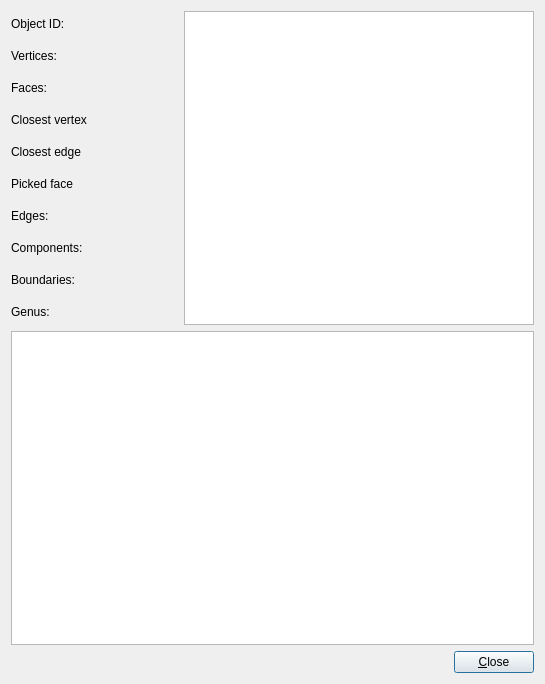
First picture: the form in Plugin-Info/infoWidget.ui, repository ShenRen/OpenFlipper, before the edit.
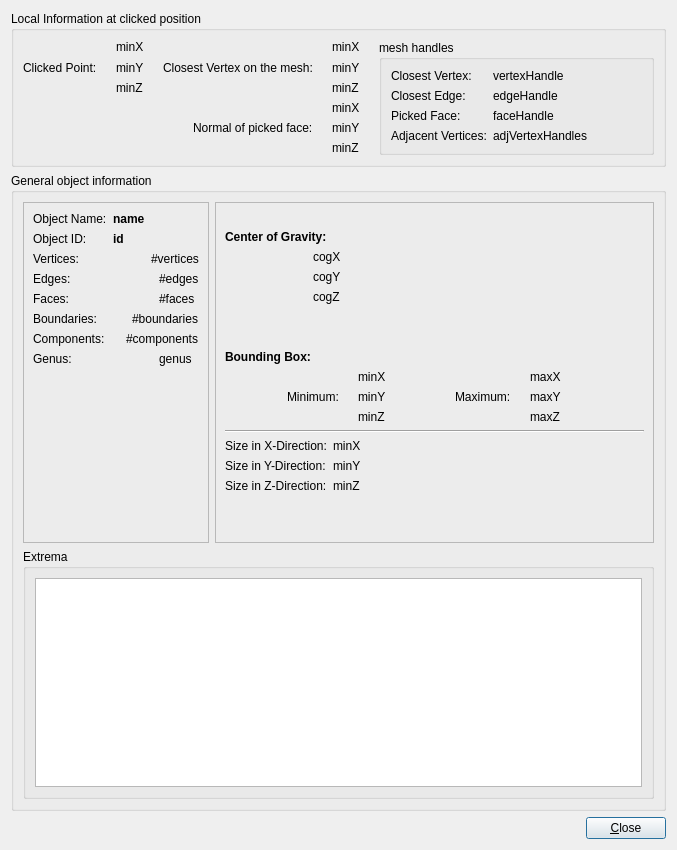
Second picture: the form after the edit. Icons and pictures are not drawn.

Commit message: good looking info plugin ;)

```diff
--- a/Plugin-Info/infoWidget.ui
+++ b/Plugin-Info/infoWidget.ui
@@ -1,178 +1,948 @@
 <ui version="4.0" >
  <class>InfoWidget</class>
- <widget class="QDialog" name="InfoWidget" >
-  <property name="geometry" >
+ <widget class="QDialog" name="InfoWidget">
+  <property name="geometry">
    <rect>
     <x>0</x>
     <y>0</y>
-    <width>545</width>
-    <height>684</height>
+    <width>677</width>
+    <height>850</height>
    </rect>
   </property>
   <property name="windowTitle" >
    <string>Object Information</string>
   </property>
-  <layout class="QVBoxLayout" name="verticalLayout_2" >
+  <layout class="QVBoxLayout" name="verticalLayout">
    <item>
-    <layout class="QHBoxLayout" name="horizontalLayout" >
-     <item>
-      <layout class="QVBoxLayout" name="verticalLayout" >
-       <item>
-        <widget class="QLabel" name="id" >
-         <property name="toolTip" >
-          <string>internal ID of the object</string>
-         </property>
-         <property name="statusTip" >
-          <string>internal ID of the object</string>
-         </property>
-         <property name="text" >
-          <string>Object ID:</string>
-         </property>
-        </widget>
-       </item>
-       <item>
-        <widget class="QLabel" name="vertices" >
-         <property name="toolTip" >
-          <string>Number of Vertices</string>
-         </property>
-         <property name="statusTip" >
-          <string>Number of Vertices</string>
-         </property>
-         <property name="text" >
-          <string>Vertices:</string>
-         </property>
-        </widget>
-       </item>
-       <item>
-        <widget class="QLabel" name="faces" >
-         <property name="toolTip" >
-          <string>Number of Faces</string>
-         </property>
-         <property name="statusTip" >
-          <string>Number of Faces</string>
-         </property>
-         <property name="text" >
-          <string>Faces:</string>
-         </property>
-        </widget>
-       </item>
-       <item>
-        <widget class="QLabel" name="closestv" >
-         <property name="toolTip" >
-          <string>Vertex closest to selection</string>
-         </property>
-         <property name="statusTip" >
-          <string>Vertex closest to selection</string>
-         </property>
-         <property name="text" >
-          <string>Closest vertex</string>
-         </property>
-        </widget>
-       </item>
-       <item>
-        <widget class="QLabel" name="closeste" >
-         <property name="toolTip" >
-          <string>Edge closest to the selection</string>
-         </property>
-         <property name="statusTip" >
-          <string>Edge closest to the selection</string>
-         </property>
-         <property name="text" >
-          <string>Closest edge</string>
-         </property>
-        </widget>
-       </item>
-       <item>
-        <widget class="QLabel" name="pickedFace" >
-         <property name="text" >
-          <string>Picked face</string>
-         </property>
-        </widget>
-       </item>
-       <item>
-        <widget class="QLabel" name="edges" >
-         <property name="toolTip" >
-          <string>Number of Edges</string>
-         </property>
-         <property name="statusTip" >
-          <string>Number of Edges</string>
-         </property>
-         <property name="text" >
-          <string>Edges:</string>
-         </property>
-        </widget>
-       </item>
-       <item>
-        <widget class="QLabel" name="components" >
-         <property name="toolTip" >
-          <string>Number of independent components</string>
-         </property>
-         <property name="statusTip" >
-          <string>Number of independent components</string>
-         </property>
-         <property name="text" >
-          <string>Components:</string>
-         </property>
-        </widget>
-       </item>
-       <item>
-        <widget class="QLabel" name="boundaries" >
-         <property name="toolTip" >
-          <string>Number of boundaries</string>
-         </property>
-         <property name="statusTip" >
-          <string>Number of boundaries</string>
-         </property>
-         <property name="text" >
-          <string>Boundaries:</string>
-         </property>
-        </widget>
-       </item>
-       <item>
-        <widget class="QLabel" name="genus" >
-         <property name="toolTip" >
-          <string>the genus of the object</string>
-         </property>
-         <property name="statusTip" >
-          <string>the genus of the object</string>
-         </property>
-         <property name="text" >
-          <string>Genus:</string>
-         </property>
-        </widget>
-       </item>
-      </layout>
-     </item>
-     <item>
-      <spacer name="horizontalSpacer" >
-       <property name="orientation" >
-        <enum>Qt::Horizontal</enum>
-       </property>
-       <property name="sizeHint" stdset="0" >
-        <size>
-         <width>40</width>
-         <height>20</height>
-        </size>
-       </property>
-      </spacer>
-     </item>
-     <item>
-      <widget class="QTableWidget" name="table" >
-       <property name="minimumSize" >
-        <size>
-         <width>350</width>
-         <height>0</height>
-        </size>
-       </property>
-      </widget>
-     </item>
-    </layout>
+    <widget class="QGroupBox" name="groupBox_3">
+     <property name="font">
+      <font>
+       <weight>50</weight>
+       <bold>false</bold>
+      </font>
+     </property>
+     <property name="title">
+      <string>Local Information at clicked position</string>
+     </property>
+     <layout class="QHBoxLayout" name="horizontalLayout_15">
+      <item>
+       <layout class="QGridLayout" name="gridLayout_2">
+        <item row="0" column="0">
+         <layout class="QHBoxLayout" name="horizontalLayout_12">
+          <item>
+           <widget class="QLabel" name="label_16">
+            <property name="text">
+             <string>Clicked Point:</string>
+            </property>
+           </widget>
+          </item>
+          <item>
+           <widget class="QLabel" name="bracketA_4">
+            <property name="text">
+             <string/>
+            </property>
+            <property name="pixmap">
+             <pixmap resource="icons.qrc">:/info/dialogIcons/info_bracketA.png</pixmap>
+            </property>
+           </widget>
+          </item>
+          <item>
+           <layout class="QVBoxLayout" name="verticalLayout_7">
+            <item>
+             <widget class="QLabel" name="pointX">
+              <property name="text">
+               <string>minX</string>
+              </property>
+             </widget>
+            </item>
+            <item>
+             <widget class="QLabel" name="pointY">
+              <property name="text">
+               <string>minY</string>
+              </property>
+             </widget>
+            </item>
+            <item>
+             <widget class="QLabel" name="pointZ">
+              <property name="text">
+               <string>minZ</string>
+              </property>
+             </widget>
+            </item>
+           </layout>
+          </item>
+          <item>
+           <widget class="QLabel" name="bracketB_4">
+            <property name="text">
+             <string/>
+            </property>
+            <property name="pixmap">
+             <pixmap resource="icons.qrc">:/info/dialogIcons/info_bracketB.png</pixmap>
+            </property>
+           </widget>
+          </item>
+         </layout>
+        </item>
+        <item row="0" column="1">
+         <layout class="QHBoxLayout" name="horizontalLayout_13">
+          <item>
+           <widget class="QLabel" name="label_19">
+            <property name="text">
+             <string>Closest Vertex on the mesh:</string>
+            </property>
+           </widget>
+          </item>
+          <item>
+           <widget class="QLabel" name="bracketA_6">
+            <property name="text">
+             <string/>
+            </property>
+            <property name="pixmap">
+             <pixmap resource="icons.qrc">:/info/dialogIcons/info_bracketA.png</pixmap>
+            </property>
+           </widget>
+          </item>
+          <item>
+           <layout class="QVBoxLayout" name="verticalLayout_10">
+            <item>
+             <widget class="QLabel" name="vertexX">
+              <property name="text">
+               <string>minX</string>
+              </property>
+             </widget>
+            </item>
+            <item>
+             <widget class="QLabel" name="vertexY">
+              <property name="text">
+               <string>minY</string>
+              </property>
+             </widget>
+            </item>
+            <item>
+             <widget class="QLabel" name="vertexZ">
+              <property name="text">
+               <string>minZ</string>
+              </property>
+             </widget>
+            </item>
+           </layout>
+          </item>
+          <item>
+           <widget class="QLabel" name="bracketB_6">
+            <property name="text">
+             <string/>
+            </property>
+            <property name="pixmap">
+             <pixmap resource="icons.qrc">:/info/dialogIcons/info_bracketB.png</pixmap>
+            </property>
+           </widget>
+          </item>
+         </layout>
+        </item>
+        <item row="1" column="0" colspan="2">
+         <layout class="QHBoxLayout" name="horizontalLayout_14">
+          <item>
+           <spacer name="horizontalSpacer_8">
+            <property name="orientation">
+             <enum>Qt::Horizontal</enum>
+            </property>
+            <property name="sizeHint" stdset="0">
+             <size>
+              <width>40</width>
+              <height>20</height>
+             </size>
+            </property>
+           </spacer>
+          </item>
+          <item>
+           <widget class="QLabel" name="label_25">
+            <property name="text">
+             <string>Normal of picked face:</string>
+            </property>
+           </widget>
+          </item>
+          <item>
+           <widget class="QLabel" name="bracketA_7">
+            <property name="text">
+             <string/>
+            </property>
+            <property name="pixmap">
+             <pixmap resource="icons.qrc">:/info/dialogIcons/info_bracketA.png</pixmap>
+            </property>
+           </widget>
+          </item>
+          <item>
+           <layout class="QVBoxLayout" name="verticalLayout_8">
+            <item>
+             <widget class="QLabel" name="normalX">
+              <property name="text">
+               <string>minX</string>
+              </property>
+             </widget>
+            </item>
+            <item>
+             <widget class="QLabel" name="normalY">
+              <property name="text">
+               <string>minY</string>
+              </property>
+             </widget>
+            </item>
+            <item>
+             <widget class="QLabel" name="normalZ">
+              <property name="text">
+               <string>minZ</string>
+              </property>
+             </widget>
+            </item>
+           </layout>
+          </item>
+          <item>
+           <widget class="QLabel" name="bracketB_7">
+            <property name="text">
+             <string/>
+            </property>
+            <property name="pixmap">
+             <pixmap resource="icons.qrc">:/info/dialogIcons/info_bracketB.png</pixmap>
+            </property>
+           </widget>
+          </item>
+         </layout>
+        </item>
+       </layout>
+      </item>
+      <item>
+       <widget class="QGroupBox" name="groupBox_2">
+        <property name="title">
+         <string>mesh handles</string>
+        </property>
+        <layout class="QFormLayout" name="formLayout_3">
+         <item row="0" column="0">
+          <widget class="QLabel" name="label_18">
+           <property name="text">
+            <string>Closest Vertex:</string>
+           </property>
+          </widget>
+         </item>
+         <item row="0" column="1">
+          <widget class="QLabel" name="vertexHandle">
+           <property name="text">
+            <string>vertexHandle</string>
+           </property>
+          </widget>
+         </item>
+         <item row="1" column="0">
+          <widget class="QLabel" name="label_23">
+           <property name="text">
+            <string>Closest Edge:</string>
+           </property>
+          </widget>
+         </item>
+         <item row="1" column="1">
+          <widget class="QLabel" name="edgeHandle">
+           <property name="text">
+            <string>edgeHandle</string>
+           </property>
+          </widget>
+         </item>
+         <item row="2" column="0">
+          <widget class="QLabel" name="label_24">
+           <property name="text">
+            <string>Picked Face:</string>
+           </property>
+          </widget>
+         </item>
+         <item row="2" column="1">
+          <widget class="QLabel" name="faceHandle">
+           <property name="text">
+            <string>faceHandle</string>
+           </property>
+          </widget>
+         </item>
+         <item row="3" column="0">
+          <widget class="QLabel" name="label_26">
+           <property name="text">
+            <string>Adjacent Vertices:</string>
+           </property>
+          </widget>
+         </item>
+         <item row="3" column="1">
+          <widget class="QLabel" name="adjVertexHandles">
+           <property name="text">
+            <string>adjVertexHandles</string>
+           </property>
+          </widget>
+         </item>
+        </layout>
+       </widget>
+      </item>
+     </layout>
+    </widget>
    </item>
    <item>
-    <widget class="QTableWidget" name="table3" />
+    <widget class="QGroupBox" name="groupBox">
+     <property name="title">
+      <string>General object information</string>
+     </property>
+     <layout class="QGridLayout" name="gridLayout">
+      <item row="0" column="0">
+       <widget class="QFrame" name="frame">
+        <property name="frameShape">
+         <enum>QFrame::StyledPanel</enum>
+        </property>
+        <property name="frameShadow">
+         <enum>QFrame::Raised</enum>
+        </property>
+        <layout class="QFormLayout" name="formLayout">
+         <item row="0" column="0">
+          <widget class="QLabel" name="label">
+           <property name="text">
+            <string>Object Name:</string>
+           </property>
+          </widget>
+         </item>
+         <item row="0" column="1">
+          <widget class="QLabel" name="objectName">
+           <property name="font">
+            <font>
+             <weight>75</weight>
+             <bold>true</bold>
+            </font>
+           </property>
+           <property name="text">
+            <string>name</string>
+           </property>
+           <property name="margin">
+            <number>0</number>
+           </property>
+          </widget>
+         </item>
+         <item row="1" column="0">
+          <widget class="QLabel" name="label_3">
+           <property name="text">
+            <string>Object ID:</string>
+           </property>
+          </widget>
+         </item>
+         <item row="1" column="1">
+          <widget class="QLabel" name="id">
+           <property name="font">
+            <font>
+             <weight>75</weight>
+             <bold>true</bold>
+            </font>
+           </property>
+           <property name="text">
+            <string>id</string>
+           </property>
+          </widget>
+         </item>
+         <item row="5" column="0">
+          <widget class="QLabel" name="label_9">
+           <property name="text">
+            <string>Edges:</string>
+           </property>
+          </widget>
+         </item>
+         <item row="5" column="1">
+          <layout class="QHBoxLayout" name="horizontalLayout_4">
+           <item>
+            <widget class="QLabel" name="label_11">
+             <property name="text">
+              <string/>
+             </property>
+             <property name="pixmap">
+              <pixmap resource="icons.qrc">:/info/dialogIcons/info_edges.png</pixmap>
+             </property>
+            </widget>
+           </item>
+           <item>
+            <widget class="QLabel" name="edges">
+             <property name="text">
+              <string>#edges</string>
+             </property>
+            </widget>
+           </item>
+          </layout>
+         </item>
+         <item row="6" column="0">
+          <widget class="QLabel" name="label_8">
+           <property name="text">
+            <string>Faces:</string>
+           </property>
+          </widget>
+         </item>
+         <item row="6" column="1">
+          <layout class="QHBoxLayout" name="horizontalLayout_5">
+           <item>
+            <widget class="QLabel" name="label_10">
+             <property name="text">
+              <string/>
+             </property>
+             <property name="pixmap">
+              <pixmap resource="icons.qrc">:/info/dialogIcons/info_faces.png</pixmap>
+             </property>
+            </widget>
+           </item>
+           <item>
+            <widget class="QLabel" name="faces">
+             <property name="text">
+              <string>#faces</string>
+             </property>
+            </widget>
+           </item>
+          </layout>
+         </item>
+         <item row="7" column="0">
+          <widget class="QLabel" name="label_5">
+           <property name="text">
+            <string>Boundaries:</string>
+           </property>
+          </widget>
+         </item>
+         <item row="8" column="0">
+          <widget class="QLabel" name="label_17">
+           <property name="text">
+            <string>Components:</string>
+           </property>
+          </widget>
+         </item>
+         <item row="9" column="0">
+          <widget class="QLabel" name="label_20">
+           <property name="text">
+            <string>Genus:</string>
+           </property>
+          </widget>
+         </item>
+         <item row="9" column="1">
+          <layout class="QHBoxLayout" name="horizontalLayout_7">
+           <item>
+            <widget class="QLabel" name="genusIcon">
+             <property name="text">
+              <string/>
+             </property>
+             <property name="pixmap">
+              <pixmap resource="icons.qrc">:/info/dialogIcons/info_genus.png</pixmap>
+             </property>
+            </widget>
+           </item>
+           <item>
+            <widget class="QLabel" name="genus">
+             <property name="text">
+              <string>genus</string>
+             </property>
+            </widget>
+           </item>
+          </layout>
+         </item>
+         <item row="3" column="0">
+          <widget class="QLabel" name="label_7">
+           <property name="text">
+            <string>Vertices:</string>
+           </property>
+          </widget>
+         </item>
+         <item row="3" column="1">
+          <layout class="QHBoxLayout" name="horizontalLayout_3">
+           <item>
+            <widget class="QLabel" name="verticesIcon">
+             <property name="text">
+              <string/>
+             </property>
+             <property name="pixmap">
+              <pixmap resource="icons.qrc">:/info/dialogIcons/info_vertices.png</pixmap>
+             </property>
+            </widget>
+           </item>
+           <item>
+            <widget class="QLabel" name="vertices">
+             <property name="text">
+              <string>#vertices</string>
+             </property>
+            </widget>
+           </item>
+          </layout>
+         </item>
+         <item row="7" column="1">
+          <layout class="QHBoxLayout" name="horizontalLayout_6">
+           <item>
+            <widget class="QLabel" name="label_6">
+             <property name="text">
+              <string/>
+             </property>
+             <property name="pixmap">
+              <pixmap resource="icons.qrc">:/info/dialogIcons/info_boundaries.png</pixmap>
+             </property>
+            </widget>
+           </item>
+           <item>
+            <widget class="QLabel" name="boundaries">
+             <property name="text">
+              <string>#boundaries</string>
+             </property>
+            </widget>
+           </item>
+          </layout>
+         </item>
+         <item row="8" column="1">
+          <layout class="QHBoxLayout" name="horizontalLayout_8">
+           <item>
+            <widget class="QLabel" name="componentsIcon">
+             <property name="text">
+              <string/>
+             </property>
+             <property name="pixmap">
+              <pixmap resource="icons.qrc">:/info/dialogIcons/info_components.png</pixmap>
+             </property>
+            </widget>
+           </item>
+           <item>
+            <widget class="QLabel" name="components">
+             <property name="text">
+              <string>#components</string>
+             </property>
+            </widget>
+           </item>
+          </layout>
+         </item>
+        </layout>
+       </widget>
+      </item>
+      <item row="0" column="1">
+       <widget class="QFrame" name="frame_2">
+        <property name="frameShape">
+         <enum>QFrame::StyledPanel</enum>
+        </property>
+        <property name="frameShadow">
+         <enum>QFrame::Raised</enum>
+        </property>
+        <layout class="QVBoxLayout" name="verticalLayout_9">
+         <item>
+          <layout class="QHBoxLayout" name="horizontalLayout_11">
+           <item>
+            <layout class="QVBoxLayout" name="verticalLayout_5">
+             <item>
+              <spacer name="verticalSpacer_2">
+               <property name="orientation">
+                <enum>Qt::Vertical</enum>
+               </property>
+               <property name="sizeHint" stdset="0">
+                <size>
+                 <width>20</width>
+                 <height>18</height>
+                </size>
+               </property>
+              </spacer>
+             </item>
+             <item>
+              <widget class="QLabel" name="label_22">
+               <property name="font">
+                <font>
+                 <weight>75</weight>
+                 <bold>true</bold>
+                </font>
+               </property>
+               <property name="text">
+                <string>Center of Gravity:</string>
+               </property>
+              </widget>
+             </item>
+             <item>
+              <layout class="QHBoxLayout" name="horizontalLayout_9">
+               <item>
+                <spacer name="horizontalSpacer">
+                 <property name="orientation">
+                  <enum>Qt::Horizontal</enum>
+                 </property>
+                 <property name="sizeHint" stdset="0">
+                  <size>
+                   <width>40</width>
+                   <height>20</height>
+                  </size>
+                 </property>
+                </spacer>
+               </item>
+               <item>
+                <widget class="QLabel" name="bracketA_3">
+                 <property name="text">
+                  <string/>
+                 </property>
+                 <property name="pixmap">
+                  <pixmap resource="icons.qrc">:/info/dialogIcons/info_bracketA.png</pixmap>
+                 </property>
+                </widget>
+               </item>
+               <item>
+                <layout class="QVBoxLayout" name="verticalLayout_4">
+                 <item>
+                  <widget class="QLabel" name="cogX">
+                   <property name="text">
+                    <string>cogX</string>
+                   </property>
+                  </widget>
+                 </item>
+                 <item>
+                  <widget class="QLabel" name="cogY">
+                   <property name="text">
+                    <string>cogY</string>
+                   </property>
+                  </widget>
+                 </item>
+                 <item>
+                  <widget class="QLabel" name="cogZ">
+                   <property name="text">
+                    <string>cogZ</string>
+                   </property>
+                  </widget>
+                 </item>
+                </layout>
+               </item>
+               <item>
+                <widget class="QLabel" name="bracketB_3">
+                 <property name="text">
+                  <string/>
+                 </property>
+                 <property name="pixmap">
+                  <pixmap resource="icons.qrc">:/info/dialogIcons/info_bracketB.png</pixmap>
+                 </property>
+                </widget>
+               </item>
+               <item>
+                <spacer name="horizontalSpacer_7">
+                 <property name="orientation">
+                  <enum>Qt::Horizontal</enum>
+                 </property>
+                 <property name="sizeHint" stdset="0">
+                  <size>
+                   <width>40</width>
+                   <height>20</height>
+                  </size>
+                 </property>
+                </spacer>
+               </item>
+              </layout>
+             </item>
+             <item>
+              <spacer name="verticalSpacer">
+               <property name="orientation">
+                <enum>Qt::Vertical</enum>
+               </property>
+               <property name="sizeHint" stdset="0">
+                <size>
+                 <width>20</width>
+                 <height>40</height>
+                </size>
+               </property>
+              </spacer>
+             </item>
+            </layout>
+           </item>
+           <item>
+            <widget class="QLabel" name="label_2">
+             <property name="text">
+              <string/>
+             </property>
+             <property name="pixmap">
+              <pixmap resource="icons.qrc">:/info/dialogIcons/info_boundingbox.png</pixmap>
+             </property>
+            </widget>
+           </item>
+           <item>
+            <spacer name="horizontalSpacer_4">
+             <property name="orientation">
+              <enum>Qt::Horizontal</enum>
+             </property>
+             <property name="sizeHint" stdset="0">
+              <size>
+               <width>40</width>
+               <height>20</height>
+              </size>
+             </property>
+            </spacer>
+           </item>
+          </layout>
+         </item>
+         <item>
+          <widget class="QLabel" name="label_4">
+           <property name="font">
+            <font>
+             <weight>75</weight>
+             <bold>true</bold>
+            </font>
+           </property>
+           <property name="text">
+            <string>Bounding Box:</string>
+           </property>
+          </widget>
+         </item>
+         <item>
+          <layout class="QHBoxLayout" name="horizontalLayout_10">
+           <item>
+            <spacer name="horizontalSpacer_6">
+             <property name="orientation">
+              <enum>Qt::Horizontal</enum>
+             </property>
+             <property name="sizeType">
+              <enum>QSizePolicy::Fixed</enum>
+             </property>
+             <property name="sizeHint" stdset="0">
+              <size>
+               <width>62</width>
+               <height>20</height>
+              </size>
+             </property>
+            </spacer>
+           </item>
+           <item>
+            <widget class="QLabel" name="label_12">
+             <property name="text">
+              <string>Minimum:</string>
+             </property>
+            </widget>
+           </item>
+           <item>
+            <widget class="QLabel" name="bracketA">
+             <property name="text">
+              <string/>
+             </property>
+             <property name="pixmap">
+              <pixmap resource="icons.qrc">:/info/dialogIcons/info_bracketA.png</pixmap>
+             </property>
+            </widget>
+           </item>
+           <item>
+            <layout class="QVBoxLayout" name="verticalLayout_2">
+             <item>
+              <widget class="QLabel" name="bbMinX">
+               <property name="text">
+                <string>minX</string>
+               </property>
+              </widget>
+             </item>
+             <item>
+              <widget class="QLabel" name="bbMinY">
+               <property name="text">
+                <string>minY</string>
+               </property>
+              </widget>
+             </item>
+             <item>
+              <widget class="QLabel" name="bbMinZ">
+               <property name="text">
+                <string>minZ</string>
+               </property>
+              </widget>
+             </item>
+            </layout>
+           </item>
+           <item>
+            <widget class="QLabel" name="bracketB">
+             <property name="text">
+              <string/>
+             </property>
+             <property name="pixmap">
+              <pixmap resource="icons.qrc">:/info/dialogIcons/info_bracketB.png</pixmap>
+             </property>
+            </widget>
+           </item>
+           <item>
+            <spacer name="horizontalSpacer_5">
+             <property name="orientation">
+              <enum>Qt::Horizontal</enum>
+             </property>
+             <property name="sizeType">
+              <enum>QSizePolicy::Fixed</enum>
+             </property>
+             <property name="sizeHint" stdset="0">
+              <size>
+               <width>50</width>
+               <height>20</height>
+              </size>
+             </property>
+            </spacer>
+           </item>
+           <item>
+            <widget class="QLabel" name="label_21">
+             <property name="text">
+              <string>Maximum:</string>
+             </property>
+            </widget>
+           </item>
+           <item>
+            <widget class="QLabel" name="bracketA_2">
+             <property name="text">
+              <string/>
+             </property>
+             <property name="pixmap">
+              <pixmap resource="icons.qrc">:/info/dialogIcons/info_bracketA.png</pixmap>
+             </property>
+            </widget>
+           </item>
+           <item>
+            <layout class="QVBoxLayout" name="verticalLayout_3">
+             <item>
+              <widget class="QLabel" name="bbMaxX">
+               <property name="text">
+                <string>maxX</string>
+               </property>
+              </widget>
+             </item>
+             <item>
+              <widget class="QLabel" name="bbMaxY">
+               <property name="text">
+                <string>maxY</string>
+               </property>
+              </widget>
+             </item>
+             <item>
+              <widget class="QLabel" name="bbMaxZ">
+               <property name="text">
+                <string>maxZ</string>
+               </property>
+              </widget>
+             </item>
+            </layout>
+           </item>
+           <item>
+            <widget class="QLabel" name="bracketB_2">
+             <property name="text">
+              <string/>
+             </property>
+             <property name="pixmap">
+              <pixmap resource="icons.qrc">:/info/dialogIcons/info_bracketB.png</pixmap>
+             </property>
+            </widget>
+           </item>
+           <item>
+            <spacer name="horizontalSpacer_3">
+             <property name="orientation">
+              <enum>Qt::Horizontal</enum>
+             </property>
+             <property name="sizeHint" stdset="0">
+              <size>
+               <width>40</width>
+               <height>20</height>
+              </size>
+             </property>
+            </spacer>
+           </item>
+          </layout>
+         </item>
+         <item>
+          <widget class="Line" name="line">
+           <property name="orientation">
+            <enum>Qt::Horizontal</enum>
+           </property>
+          </widget>
+         </item>
+         <item>
+          <layout class="QHBoxLayout" name="horizontalLayout">
+           <item>
+            <layout class="QFormLayout" name="formLayout_2">
+             <item row="0" column="0">
+              <widget class="QLabel" name="label_13">
+               <property name="text">
+                <string>Size in X-Direction:</string>
+               </property>
+              </widget>
+             </item>
+             <item row="0" column="1">
+              <widget class="QLabel" name="bbSizeX">
+               <property name="text">
+                <string>minX</string>
+               </property>
+              </widget>
+             </item>
+             <item row="1" column="0">
+              <widget class="QLabel" name="label_14">
+               <property name="text">
+                <string>Size in Y-Direction:</string>
+               </property>
+              </widget>
+             </item>
+             <item row="1" column="1">
+              <widget class="QLabel" name="bbSizeY">
+               <property name="text">
+                <string>minY</string>
+               </property>
+              </widget>
+             </item>
+             <item row="2" column="0">
+              <widget class="QLabel" name="label_15">
+               <property name="text">
+                <string>Size in Z-Direction:</string>
+               </property>
+              </widget>
+             </item>
+             <item row="2" column="1">
+              <widget class="QLabel" name="bbSizeZ">
+               <property name="text">
+                <string>minZ</string>
+               </property>
+              </widget>
+             </item>
+            </layout>
+           </item>
+           <item>
+            <spacer name="horizontalSpacer_9">
+             <property name="orientation">
+              <enum>Qt::Horizontal</enum>
+             </property>
+             <property name="sizeHint" stdset="0">
+              <size>
+               <width>40</width>
+               <height>20</height>
+              </size>
+             </property>
+            </spacer>
+           </item>
+          </layout>
+         </item>
+         <item>
+          <spacer name="verticalSpacer_3">
+           <property name="orientation">
+            <enum>Qt::Vertical</enum>
+           </property>
+           <property name="sizeHint" stdset="0">
+            <size>
+             <width>20</width>
+             <height>40</height>
+            </size>
+           </property>
+          </spacer>
+         </item>
+        </layout>
+       </widget>
+      </item>
+      <item row="1" column="0" colspan="2">
+       <widget class="QGroupBox" name="groupBox_4">
+        <property name="title">
+         <string>Extrema</string>
+        </property>
+        <layout class="QVBoxLayout" name="verticalLayout_6">
+         <item>
+          <widget class="QTableWidget" name="table">
+           <property name="sizePolicy">
+            <sizepolicy hsizetype="Expanding" vsizetype="MinimumExpanding">
+             <horstretch>0</horstretch>
+             <verstretch>0</verstretch>
+            </sizepolicy>
+           </property>
+           <property name="minimumSize">
+            <size>
+             <width>0</width>
+             <height>150</height>
+            </size>
+           </property>
+          </widget>
+         </item>
+        </layout>
+       </widget>
+      </item>
+     </layout>
+    </widget>
    </item>
    <item>
-    <layout class="QHBoxLayout" name="horizontalLayout_2" >
+    <layout class="QHBoxLayout" name="horizontalLayout_2">
      <item>
       <spacer name="horizontalSpacer_2" >
        <property name="orientation" >
```
Left out of the diff: 23 changed lines with no effect on the pictures. The commit also changes 19 other files.
